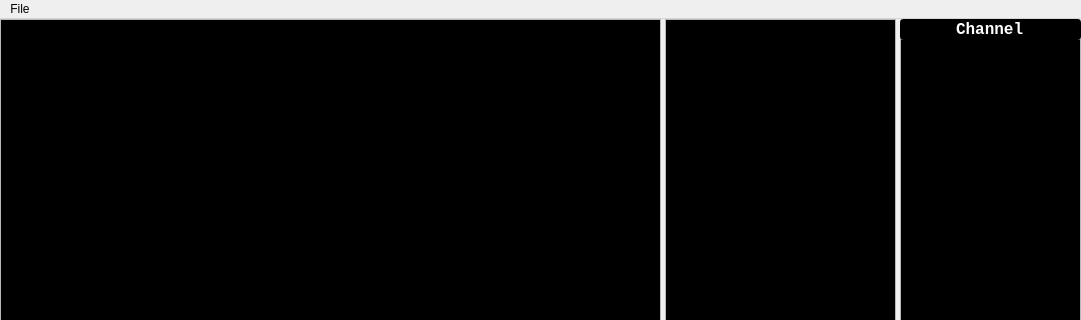
irknet/gproxy-ghostgraz, file GProxy/source/MainGUI.ui: the form before one commit; both pictures show x 0 to 1081 and y 0 to 320 of the 1081 by 577 pixel window.
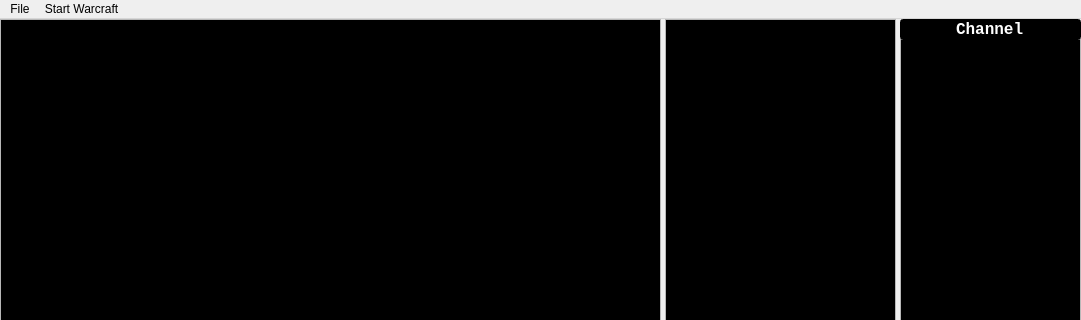
The form after the commit. Icons and pictures are not drawn.

Diff of the .ui file:
```diff
--- a/GProxy/source/MainGUI.ui
+++ b/GProxy/source/MainGUI.ui
@@ -325,14 +325,20 @@
      <height>21</height>
     </rect>
    </property>
-   <widget class="QMenu" name="menuFile">
+   <widget class="QMenu" name="menu_File">
     <property name="title">
      <string>File</string>
     </property>
     <addaction name="actionConfig"/>
     <addaction name="actionExit"/>
    </widget>
-   <addaction name="menuFile"/>
+   <widget class="QMenu" name="menu_StartWarcraft">
+    <property name="title">
+     <string>Start Warcraft</string>
+    </property>
+   </widget>
+   <addaction name="menu_File"/>
+   <addaction name="menu_StartWarcraft"/>
   </widget>
   <action name="actionExit">
    <property name="icon">
```
Left out of the diff: 6 changed lines with no effect on the pictures.
